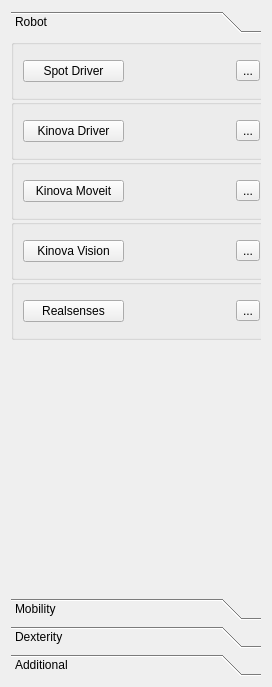
Above: resource/mainwindow.ui from RRL-ALeRT/alert_dashboard_rqt before the change. Below: the same form after it.
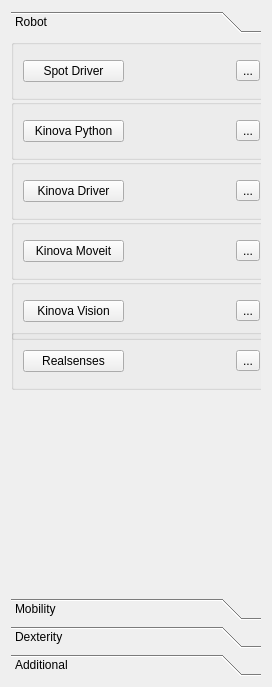
That is the form after the change. The open tabs and pages were chosen to show the change.

Diff of the .ui file:
```diff
--- a/resource/mainwindow.ui
+++ b/resource/mainwindow.ui
@@ -92,7 +92,7 @@
        <property name="geometry">
         <rect>
          <x>0</x>
-         <y>60</y>
+         <y>120</y>
          <width>261</width>
          <height>61</height>
         </rect>
@@ -143,7 +143,7 @@
        <property name="geometry">
         <rect>
          <x>0</x>
-         <y>120</y>
+         <y>180</y>
          <width>261</width>
          <height>61</height>
         </rect>
@@ -194,7 +194,7 @@
        <property name="geometry">
         <rect>
          <x>0</x>
-         <y>180</y>
+         <y>240</y>
          <width>261</width>
          <height>61</height>
         </rect>
@@ -245,7 +245,7 @@
        <property name="geometry">
         <rect>
          <x>0</x>
-         <y>240</y>
+         <y>290</y>
          <width>261</width>
          <height>61</height>
         </rect>
@@ -292,6 +292,57 @@
         </item>
        </layout>
       </widget>
+      <widget class="QGroupBox" name="kinova_python">
+       <property name="geometry">
+        <rect>
+         <x>0</x>
+         <y>60</y>
+         <width>261</width>
+         <height>61</height>
+        </rect>
+       </property>
+       <property name="title">
+        <string/>
+       </property>
+       <layout class="QGridLayout" name="gridLayout_17">
+        <item row="0" column="2">
+         <widget class="QToolButton" name="kinova_python_tool">
+          <property name="text">
+           <string>...</string>
+          </property>
+         </widget>
+        </item>
+        <item row="0" column="0">
+         <widget class="QPushButton" name="kinova_python_push">
+          <property name="autoFillBackground">
+           <bool>false</bool>
+          </property>
+          <property name="text">
+           <string>Kinova Python</string>
+          </property>
+          <property name="checkable">
+           <bool>true</bool>
+          </property>
+          <property name="checked">
+           <bool>false</bool>
+          </property>
+          <property name="flat">
+           <bool>false</bool>
+          </property>
+         </widget>
+        </item>
+        <item row="0" column="1">
+         <widget class="QLabel" name="kinova_python_label">
+          <property name="styleSheet">
+           <string notr="true">font: 75 10pt &quot;Noto Sans&quot;;</string>
+          </property>
+          <property name="text">
+           <string/>
+          </property>
+         </widget>
+        </item>
+       </layout>
+      </widget>
      </widget>
      <widget class="QWidget" name="mobility">
       <property name="geometry">
```
Left out of the diff: 87 changed lines with no effect on the pictures.
